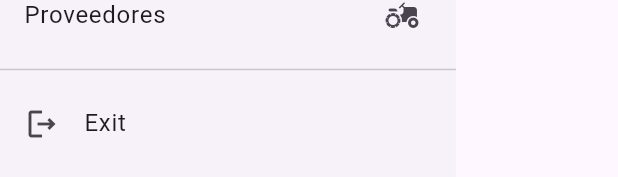
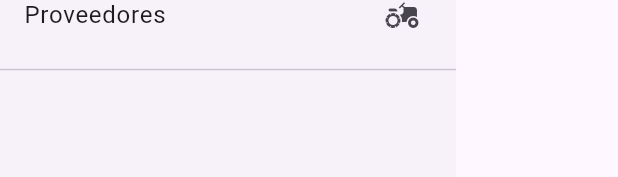
Before and after one commit to paolapatron2905/web, a Flutter app: the Custom_Drawer widget shown alone on an empty page, opened directly, on a phone screen of 412 x 824 dp. Shown: the part 640-817 px from the top of the screen. Run offline on Flutter 3.47's test engine with Material 3 defaults, Android fonts, the phone set to English and light mode, and no system bars; our stand-ins replace fl_chart, get, supabase_flutter; accounts and stored records are empty.

Commit message:
cambio Drawer

```diff
--- a/lib/constants/custom_drawer.dart
+++ b/lib/constants/custom_drawer.dart
@@ -2,9 +2,9 @@ import 'package:flutter/material.dart';
 import 'package:get/get.dart';
 
 class Custom_Drawer extends StatelessWidget {
-  void _cerrarSesion() {
+  /*void _cerrarSesion() {
     Get.offAllNamed('/login');
-  }
+  }*/
 
   @override
   Widget build(BuildContext context) {
@@ -96,11 +96,11 @@ class Custom_Drawer extends StatelessWidget {
               },
             ),
             Divider(),
-            ListTile(
+            /*ListTile(
               leading: Icon(Icons.logout_outlined),
               title: Text('Exit'),
               onTap: _cerrarSesion,
-            ),
+            ),*/
           ],
         ),
       ),
```
Also changed, not shown: 4 other files.
